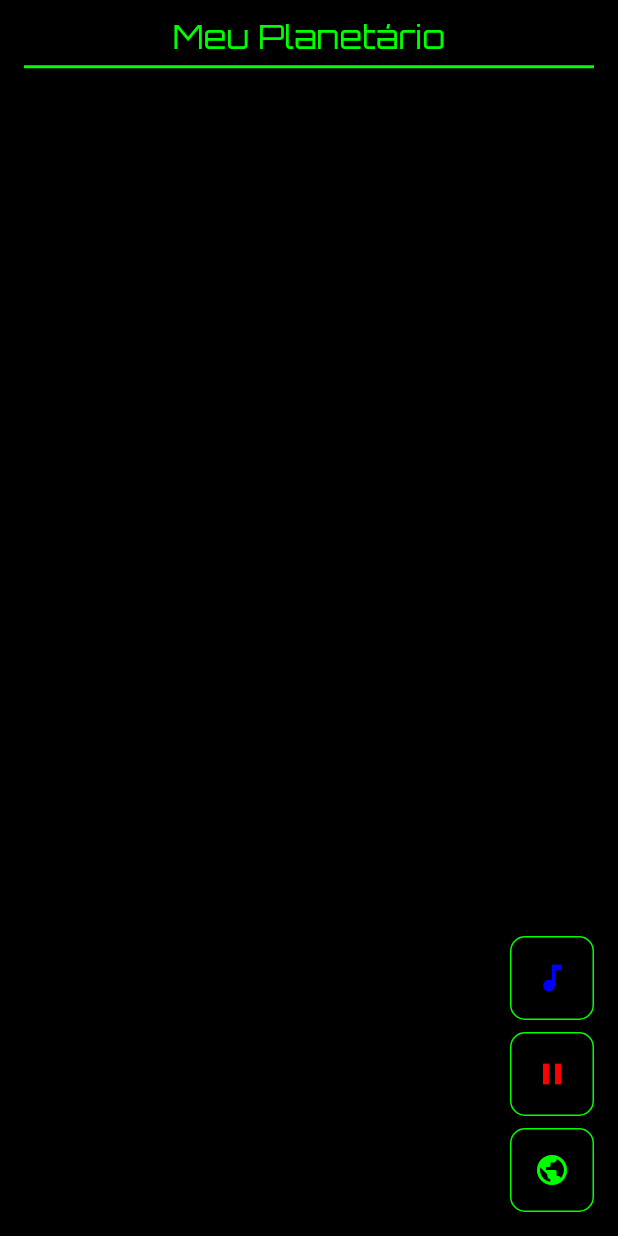
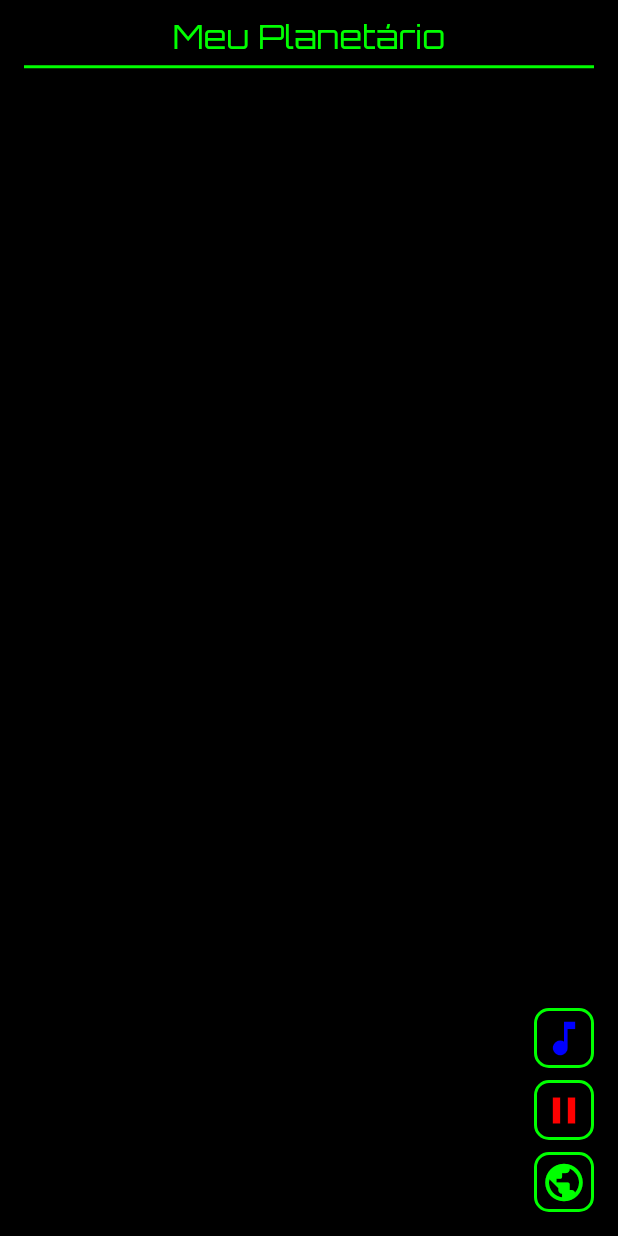
Before and after one commit to AnuTech001/Planetario, a Flutter app: the screen it shows after launch, on a phone screen of 412 x 824 dp. Run offline on Flutter 3.47's test engine with Material 3 defaults, Android fonts, the phone set to English and light mode, and no system bars; our stand-ins replace audioplayers, google_fonts, sqflite; accounts and stored records are empty.

Commit message:
Subindo pequenas melhorias de layout

```diff
--- a/lib/main.dart
+++ b/lib/main.dart
@@ -334,37 +334,54 @@ class _MyHomePageState extends State<MyHomePage> {
       floatingActionButton: Column(
         mainAxisAlignment: MainAxisAlignment.end,
         children: [
-          FloatingActionButton(
+          SizedBox(
+            width: 40.0, // Defina a largura desejada
+            height: 40.0, // Defina a altura desejada
+            child: FloatingActionButton(
               onPressed: _playMusic,
               backgroundColor: Colors.black,
               shape: RoundedRectangleBorder(
                 borderRadius: BorderRadius.circular(10.0),
                 side: BorderSide(
                   color: Color(0xff00FF00),
+                  width:
+                      2.0, // Altere este valor para ajustar a largura da borda
                 ),
               ),
               child: const Icon(
                 Icons.music_note,
                 color: Color(0xff0000FF),
+                size: 30.0, // Altere este valor para ajustar o tamanho do ícone
+              ),
             ),
           ),
           SizedBox(height: 8.0),
-          FloatingActionButton(
+          SizedBox(
+            width: 40.0, // Defina a largura desejada
+            height: 40.0, // Defina a altura desejada
+            child: FloatingActionButton(
               onPressed: _pauseMusic,
               backgroundColor: Colors.black,
               shape: RoundedRectangleBorder(
                 borderRadius: BorderRadius.circular(10.0),
                 side: BorderSide(
                   color: Color(0xff00FF00),
+                  width:
+                      2.0, // Altere este valor para ajustar a largura da borda
                 ),
               ),
               child: const Icon(
                 Icons.pause,
                 color: Color(0xffFF0000),
+                size: 30.0, // Altere este valor para ajustar o tamanho do ícone
+              ),
             ),
           ),
           SizedBox(height: 8.0),
-          FloatingActionButton(
+          SizedBox(
+            width: 40.0, // Defina a largura desejada
+            height: 40.0, // Defina a altura desejada
+            child: FloatingActionButton(
               onPressed: () {
                 _incluirAstro(context);
               },
@@ -373,11 +390,15 @@ class _MyHomePageState extends State<MyHomePage> {
                 borderRadius: BorderRadius.circular(10.0),
                 side: BorderSide(
                   color: Color(0xff00FF00),
+                  width:
+                      2.0, // Altere este valor para ajustar a largura da borda
                 ),
               ),
               child: const Icon(
                 Icons.public_outlined,
                 color: Color(0xff00FF00),
+                size: 30.0, // Altere este valor para ajustar o tamanho do ícone
+              ),
             ),
           ),
         ],
```
Also changed, not shown: 8 other files. Lines whose indentation alone changed are shown as unchanged.
